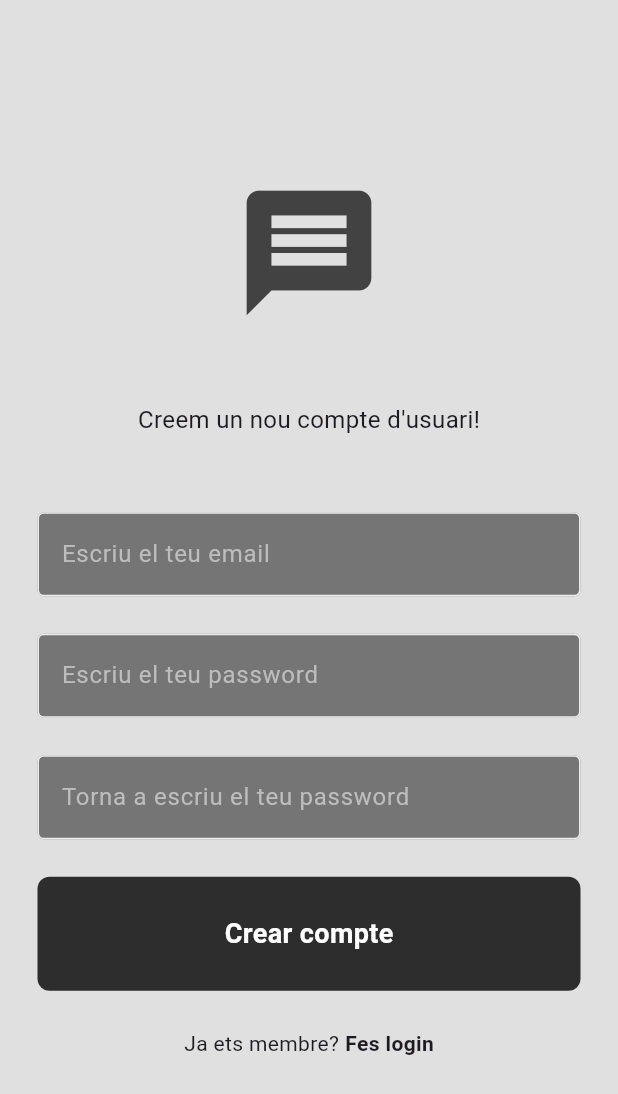
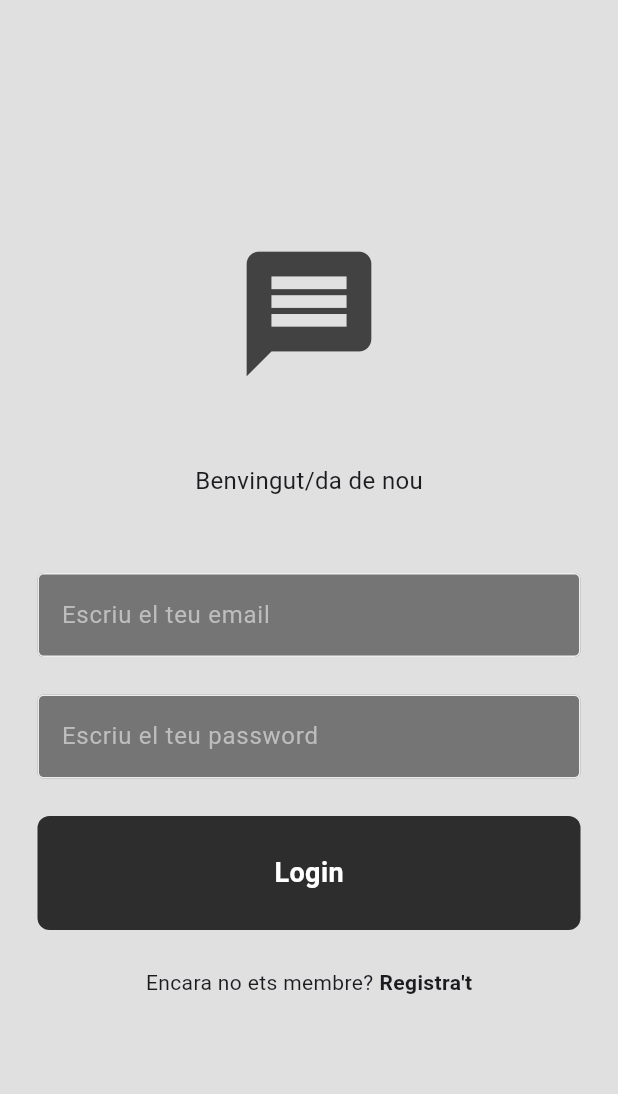
Before and after one commit to CER-ArnauRP/Flutter_app_auth_i_missatges, a Flutter app: the screen it shows after launch, on a phone screen of 412 x 824 dp. Shown: the top 1094 px of the screen. Run offline on Flutter 3.47's test engine with Material 3 defaults, Android fonts, the phone set to English and light mode, and no system bars.

Commit message:
Navegar entre les pàgines de Login i Registre

```diff
--- a/lib/main.dart
+++ b/lib/main.dart
@@ -1,5 +1,4 @@
-import 'package:app_auth_i_missatges/pagines/pagina_login.dart';
-import 'package:app_auth_i_missatges/pagines/pagina_registre.dart';
+import 'package:app_auth_i_missatges/serveis/auth/login_o_registre.dart';
 import 'package:flutter/material.dart';
 
 /*
@@ -21,7 +20,7 @@ class MainApp extends StatelessWidget {
   Widget build(BuildContext context) {
     return const MaterialApp(
       debugShowCheckedModeBanner: false,
-      home: PaginaRegistre(),
+      home: LoginORegistre(),
     );
   }
 }
--- a/lib/pagines/pagina_login.dart
+++ b/lib/pagines/pagina_login.dart
@@ -3,7 +3,11 @@ import 'package:app_auth_i_missatges/components/text_field_personalitzat.dart';
 import 'package:flutter/material.dart';
 
 class PaginaLogin extends StatefulWidget {
-  const PaginaLogin({super.key});
+
+  // Per navegar de login a registre
+  final void Function()? alFerClic;
+
+  const PaginaLogin({super.key, required this.alFerClic,});
 
   @override
   State<PaginaLogin> createState() => _PaginaLoginState();
@@ -75,15 +79,19 @@ class _PaginaLoginState extends State<PaginaLogin> {
 
                 const SizedBox(height: 25,),
 
-                const Row(
+                Row(
                   mainAxisAlignment: MainAxisAlignment.center,
                   children: [
-                    Text("Encara no ets membre?"),
-                    SizedBox(width: 4,),
-                    Text(
-                      "Registra't",
-                      style: TextStyle(
-                        fontWeight: FontWeight.bold,
+                    const Text("Encara no ets membre?"),
+                    const SizedBox(width: 4,),
+                    GestureDetector(
+                      onTap: widget.alFerClic,
+                      //widget. al davant, perquè està declarada en la classe inicial.
+                      child: const Text(
+                        "Registra't",
+                        style: TextStyle(
+                          fontWeight: FontWeight.bold,
+                        ),
                       ),
                     ),
                   ],
--- a/lib/pagines/pagina_registre.dart
+++ b/lib/pagines/pagina_registre.dart
@@ -3,7 +3,11 @@ import 'package:app_auth_i_missatges/components/text_field_personalitzat.dart';
 import 'package:flutter/material.dart';
 
 class PaginaRegistre extends StatefulWidget {
-  const PaginaRegistre({super.key});
+
+  // Per navegar de registre a login
+  final void Function()? alFerClic;
+
+  const PaginaRegistre({super.key, required this.alFerClic,});
 
   @override
   State<PaginaRegistre> createState() => __PaginaRegistrStateState();
@@ -84,15 +88,19 @@ class __PaginaRegistrStateState extends State<PaginaRegistre> {
 
                 const SizedBox(height: 25,),
 
-                const Row(
+                Row(
                   mainAxisAlignment: MainAxisAlignment.center,
                   children: [
-                    Text("Ja ets membre?"),
-                    SizedBox(width: 4,),
-                    Text(
-                      "Fes login",
-                      style: TextStyle(
-                        fontWeight: FontWeight.bold,
+                    const Text("Ja ets membre?"),
+                    const SizedBox(width: 4,),
+                    GestureDetector(
+                      onTap: widget.alFerClic,
+                      //widget. al davant, perquè està declarada en la classe inicial.
+                      child: const Text(
+                        "Fes login",
+                        style: TextStyle(
+                          fontWeight: FontWeight.bold,
+                        ),
                       ),
                     ),
                   ],
--- /dev/null
+++ b/lib/serveis/auth/login_o_registre.dart
@@ -0,0 +1,33 @@
+import 'package:app_auth_i_missatges/pagines/pagina_login.dart';
+import 'package:app_auth_i_missatges/pagines/pagina_registre.dart';
+import 'package:flutter/material.dart';
+
+class LoginORegistre extends StatefulWidget {
+  const LoginORegistre({super.key});
+
+  @override
+  State<LoginORegistre> createState() => _LoginORegistreState();
+}
+
+class _LoginORegistreState extends State<LoginORegistre> {
+
+  // Primer mostrem la pàgina de Login
+  bool mostraPaginaDeLogin = true;
+
+  // Intercanviar entre les pàgines de Login i Registre
+  void intercanviarPaginesLoginRegistre() {
+    setState(() {
+      mostraPaginaDeLogin = !mostraPaginaDeLogin;
+    });
+  }
+
+  @override
+  Widget build(BuildContext context) {
+
+    if (mostraPaginaDeLogin) {
+      return PaginaLogin(alFerClic: intercanviarPaginesLoginRegistre,);
+    } else {
+      return PaginaRegistre(alFerClic: intercanviarPaginesLoginRegistre,);
+    }
+  }
+}
```
